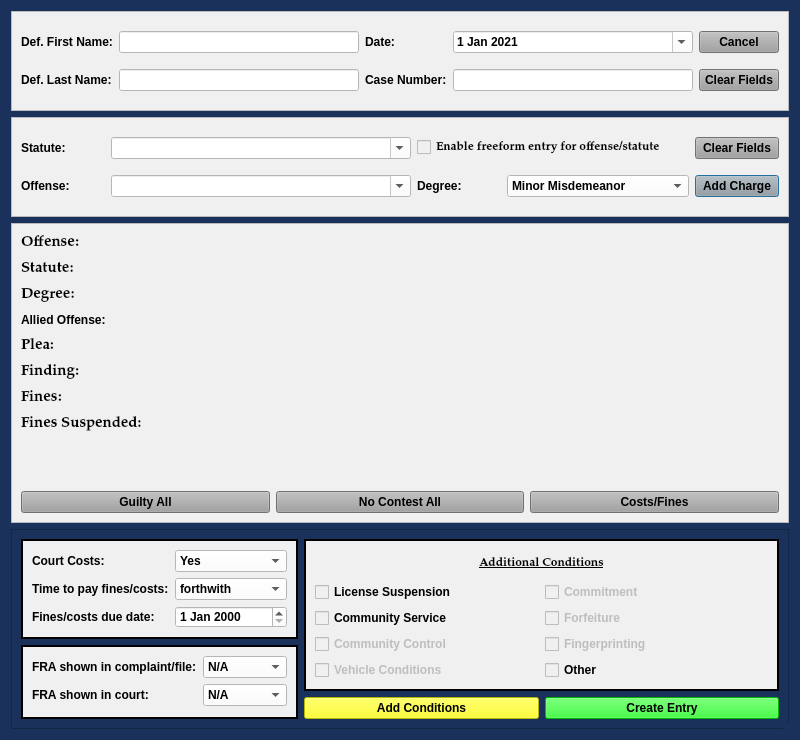
Above: resources/ui/MinorMisdemeanorDialog.ui from HunterProgram22/MuniEntry before the change. Below: the same form after it.
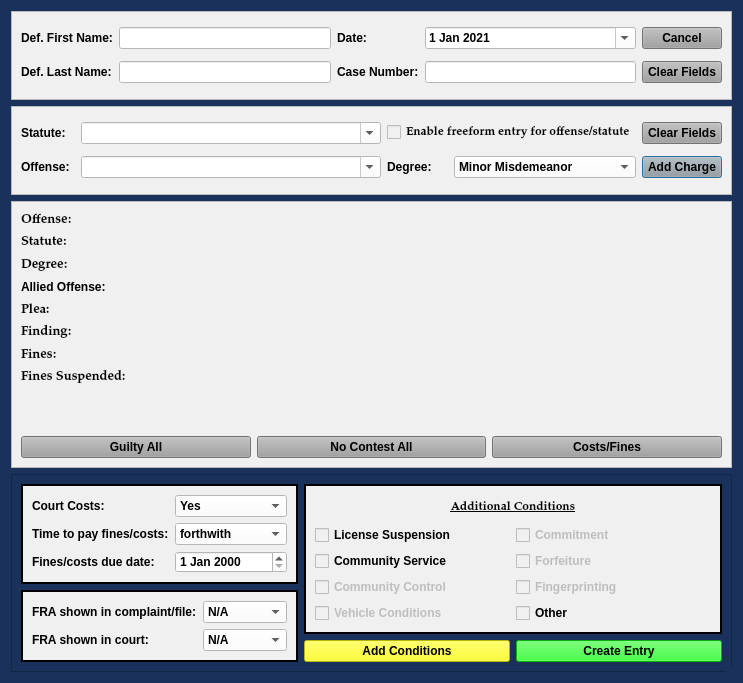
That is the form after the change.

Commit message: Hotfix reduce font to size 10

Patch:
```diff
--- a/resources/ui/MinorMisdemeanorDialog.ui
+++ b/resources/ui/MinorMisdemeanorDialog.ui
@@ -9,12 +9,12 @@
    <rect>
     <x>0</x>
     <y>0</y>
-    <width>800</width>
-    <height>740</height>
+    <width>743</width>
+    <height>683</height>
    </rect>
   </property>
   <property name="sizePolicy">
-   <sizepolicy hsizetype="Ignored" vsizetype="Ignored">
+   <sizepolicy hsizetype="Minimum" vsizetype="Minimum">
     <horstretch>0</horstretch>
     <verstretch>0</verstretch>
    </sizepolicy>
@@ -125,7 +125,7 @@
   <property name="font">
    <font>
     <family>Palatino Linotype</family>
-    <pointsize>11</pointsize>
+    <pointsize>10</pointsize>
     <weight>75</weight>
     <italic>false</italic>
     <bold>true</bold>
@@ -151,6 +151,12 @@
   <layout class="QVBoxLayout" name="verticalLayout" stretch="1,1,3,2">
    <item>
     <widget class="QFrame" name="frame_2">
+     <property name="sizePolicy">
+      <sizepolicy hsizetype="Preferred" vsizetype="Preferred">
+       <horstretch>0</horstretch>
+       <verstretch>0</verstretch>
+      </sizepolicy>
+     </property>
      <property name="styleSheet">
       <string notr="true">background-color: rgb(240, 240, 240);</string>
      </property>
@@ -283,6 +289,12 @@
    </item>
    <item>
     <widget class="QFrame" name="frame_3">
+     <property name="sizePolicy">
+      <sizepolicy hsizetype="Preferred" vsizetype="Preferred">
+       <horstretch>0</horstretch>
+       <verstretch>0</verstretch>
+      </sizepolicy>
+     </property>
      <property name="styleSheet">
       <string notr="true">background-color: rgb(240, 240, 240);</string>
      </property>
@@ -445,6 +457,12 @@
    </item>
    <item>
     <widget class="QFrame" name="frame">
+     <property name="sizePolicy">
+      <sizepolicy hsizetype="Preferred" vsizetype="Preferred">
+       <horstretch>0</horstretch>
+       <verstretch>0</verstretch>
+      </sizepolicy>
+     </property>
      <property name="styleSheet">
       <string notr="true">background-color: rgb(240, 240, 240);</string>
      </property>
@@ -464,7 +482,7 @@
             <property name="font">
              <font>
               <family>Palatino Linotype</family>
-              <pointsize>11</pointsize>
+              <pointsize>10</pointsize>
               <weight>75</weight>
               <italic>false</italic>
               <bold>true</bold>
@@ -480,7 +498,7 @@
             <property name="font">
              <font>
               <family>Palatino Linotype</family>
-              <pointsize>11</pointsize>
+              <pointsize>10</pointsize>
               <weight>75</weight>
               <italic>false</italic>
               <bold>true</bold>
@@ -496,7 +514,7 @@
             <property name="font">
              <font>
               <family>Palatino Linotype</family>
-              <pointsize>11</pointsize>
+              <pointsize>10</pointsize>
               <weight>75</weight>
               <italic>false</italic>
               <bold>true</bold>
@@ -519,7 +537,7 @@
             <property name="font">
              <font>
               <family>Palatino Linotype</family>
-              <pointsize>11</pointsize>
+              <pointsize>10</pointsize>
               <weight>75</weight>
               <italic>false</italic>
               <bold>true</bold>
@@ -535,7 +553,7 @@
             <property name="font">
              <font>
               <family>Palatino Linotype</family>
-              <pointsize>11</pointsize>
+              <pointsize>10</pointsize>
               <weight>75</weight>
               <italic>false</italic>
               <bold>true</bold>
@@ -551,7 +569,7 @@
             <property name="font">
              <font>
               <family>Palatino Linotype</family>
-              <pointsize>11</pointsize>
+              <pointsize>10</pointsize>
               <weight>75</weight>
               <italic>false</italic>
               <bold>true</bold>
@@ -570,7 +588,7 @@
             <property name="font">
              <font>
               <family>Palatino Linotype</family>
-              <pointsize>11</pointsize>
+              <pointsize>10</pointsize>
               <weight>75</weight>
               <italic>false</italic>
               <bold>true</bold>
@@ -599,6 +617,12 @@
         </item>
         <item row="1" column="0">
          <widget class="QPushButton" name="guilty_all_Button">
+          <property name="sizePolicy">
+           <sizepolicy hsizetype="Preferred" vsizetype="Fixed">
+            <horstretch>0</horstretch>
+            <verstretch>0</verstretch>
+           </sizepolicy>
+          </property>
           <property name="focusPolicy">
            <enum>Qt::NoFocus</enum>
           </property>
@@ -612,6 +636,12 @@
         </item>
         <item row="1" column="1">
          <widget class="QPushButton" name="no_contest_all_Button">
+          <property name="sizePolicy">
+           <sizepolicy hsizetype="Preferred" vsizetype="Fixed">
+            <horstretch>0</horstretch>
+            <verstretch>0</verstretch>
+           </sizepolicy>
+          </property>
           <property name="focusPolicy">
            <enum>Qt::NoFocus</enum>
           </property>
@@ -625,6 +655,12 @@
         </item>
         <item row="1" column="2">
          <widget class="QPushButton" name="costs_and_fines_Button">
+          <property name="sizePolicy">
+           <sizepolicy hsizetype="Preferred" vsizetype="Fixed">
+            <horstretch>0</horstretch>
+            <verstretch>0</verstretch>
+           </sizepolicy>
+          </property>
           <property name="focusPolicy">
            <enum>Qt::NoFocus</enum>
           </property>
@@ -658,6 +694,12 @@
      <layout class="QGridLayout" name="gridLayout_4">
       <item row="0" column="0">
        <widget class="QFrame" name="frame_5">
+        <property name="sizePolicy">
+         <sizepolicy hsizetype="Preferred" vsizetype="Preferred">
+          <horstretch>0</horstretch>
+          <verstretch>0</verstretch>
+         </sizepolicy>
+        </property>
         <property name="styleSheet">
          <string notr="true">background-color: rgb(240, 240, 240);</string>
         </property>
@@ -748,6 +790,12 @@
       </item>
       <item row="0" column="1" rowspan="2" colspan="2">
        <widget class="QFrame" name="frame_6">
+        <property name="sizePolicy">
+         <sizepolicy hsizetype="Preferred" vsizetype="Preferred">
+          <horstretch>0</horstretch>
+          <verstretch>0</verstretch>
+         </sizepolicy>
+        </property>
         <property name="styleSheet">
          <string notr="true">background-color: rgb(240, 240, 240);
 font: 75 9pt &quot;Palatino Linotype&quot;;
@@ -797,6 +845,12 @@
              <property name="enabled">
               <bool>false</bool>
              </property>
+             <property name="sizePolicy">
+              <sizepolicy hsizetype="Preferred" vsizetype="Fixed">
+               <horstretch>0</horstretch>
+               <verstretch>0</verstretch>
+              </sizepolicy>
+             </property>
              <property name="focusPolicy">
               <enum>Qt::NoFocus</enum>
              </property>
@@ -881,6 +935,12 @@
       </item>
       <item row="1" column="0" rowspan="2">
        <widget class="QFrame" name="frame_7">
+        <property name="sizePolicy">
+         <sizepolicy hsizetype="Preferred" vsizetype="Preferred">
+          <horstretch>0</horstretch>
+          <verstretch>0</verstretch>
+         </sizepolicy>
+        </property>
         <property name="styleSheet">
          <string notr="true">background-color: rgb(240, 240, 240);</string>
         </property>
```
Left out of the diff: 2 changed lines with no effect on the pictures. The commit also changes 1 other file.
